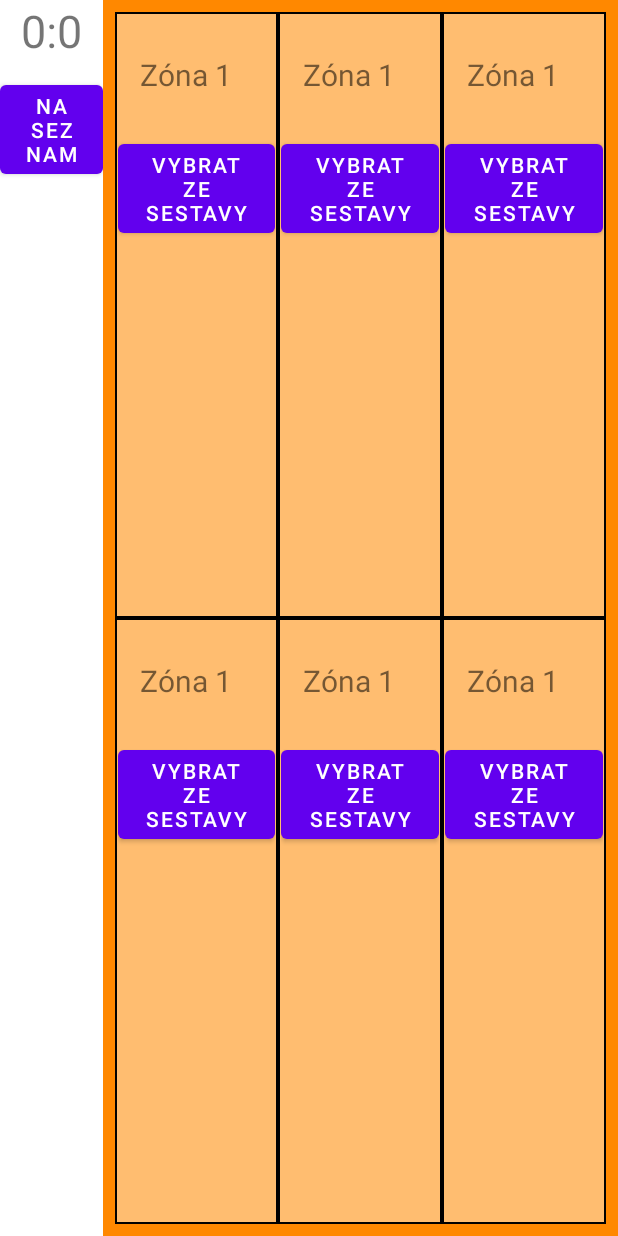
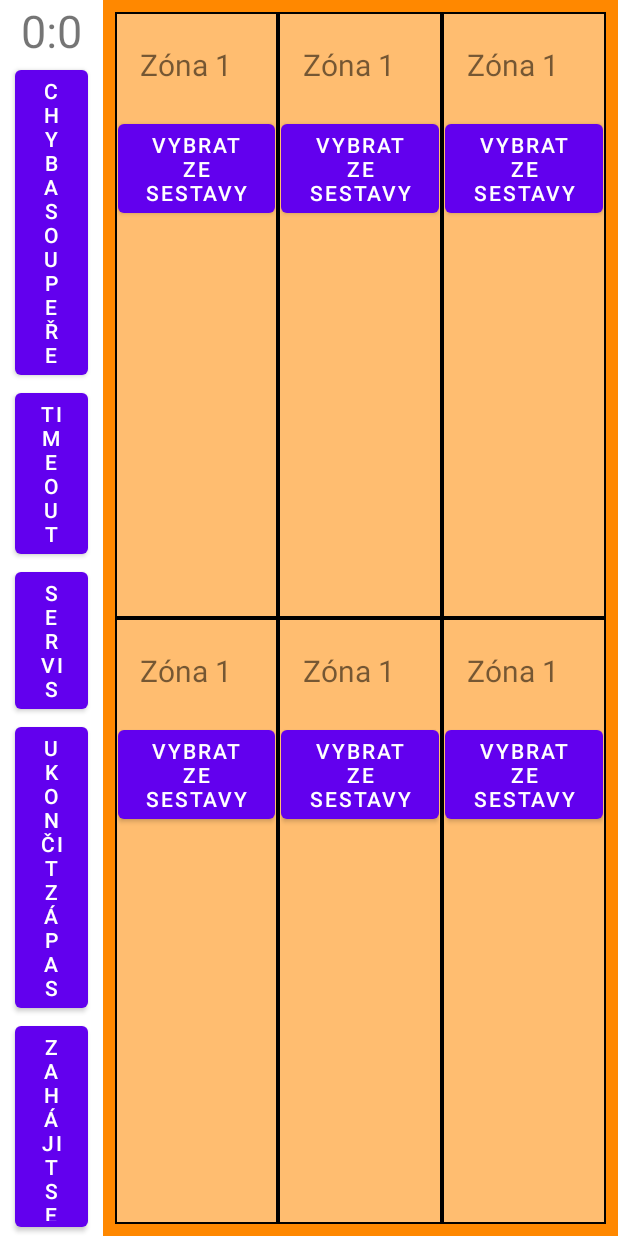
Before and after one commit to JanReisiegel/VolleyballHelper, an Android app: the layout fragment_match_statistics.xml on its own in the app's theme, with its tools: preview values and no code run, on a phone screen of 412 x 824 dp. Run offline under Robolectric (Android 15) with nearby library versions, the phone set to English and light mode, and no system bars.

Commit message:
Some button actions in match statistics making

```diff
--- a/app/src/main/res/layout/fragment_match_statistics.xml
+++ b/app/src/main/res/layout/fragment_match_statistics.xml
@@ -53,6 +53,7 @@
 
 
                 <TextView
+                    android:id="@+id/match_score"
                     android:layout_width="wrap_content"
                     android:layout_height="wrap_content"
                     android:textSize="30dp"
@@ -60,11 +61,51 @@
                     android:text="0:0" />
 
                 <Button
-                    android:id="@+id/to_list_button"
-                    android:layout_width="wrap_content"
+                    android:id="@+id/opponent_error"
+                    android:layout_width="match_parent"
                     android:layout_height="wrap_content"
-                    android:layout_marginTop="10dp"
-                    android:text="Na seznam" />
+                    android:layout_marginLeft="10dp"
+                    android:layout_marginRight="10dp"
+                    android:layout_gravity="center"
+                    android:text="Chyba soupeře"/>
+
+                <Button
+                    android:id="@+id/timeout_button"
+                    android:layout_width="match_parent"
+                    android:layout_height="wrap_content"
+                    android:layout_marginLeft="10dp"
+                    android:layout_marginRight="10dp"
+                    android:layout_gravity="center"
+                    android:text="Timeout" />
+
+                <Button
+                    android:id="@+id/serve_button"
+                    android:layout_width="match_parent"
+                    android:layout_height="wrap_content"
+                    android:layout_marginLeft="10dp"
+                    android:layout_marginRight="10dp"
+                    android:layout_gravity="center"
+                    android:text="Servis"/>
+
+                <Button
+                    android:id="@+id/end_match"
+                    android:layout_width="match_parent"
+                    android:layout_height="wrap_content"
+                    android:layout_marginLeft="10dp"
+                    android:layout_marginRight="10dp"
+                    android:layout_gravity="center"
+                    android:text="Ukončit zápas" />
+
+                <Button
+                    android:id="@+id/start_set"
+                    android:layout_width="match_parent"
+                    android:layout_height="wrap_content"
+                    android:layout_marginLeft="10dp"
+                    android:layout_marginRight="10dp"
+                    android:layout_gravity="center"
+                    android:text="Zahájit set" />
+
+
             </LinearLayout>
 
             <!-- GridLayout pro rozložení zón -->
--- a/app/src/main/res/layout/zone_item.xml
+++ b/app/src/main/res/layout/zone_item.xml
@@ -35,10 +35,19 @@
             android:textSize="25dp" />
     </LinearLayout>
 
+    <Button
+        android:id="@+id/substitute"
+        android:layout_width="wrap_content"
+        android:layout_height="0dp"
+        android:layout_weight="1"
+        android:layout_gravity="center"
+        android:text="Substitute"
+        android:visibility="gone"/>
+
     <LinearLayout
         android:layout_width="match_parent"
         android:layout_height="0dp"
-        android:layout_weight="4"
+        android:layout_weight="5"
         android:orientation="horizontal">
 
         <LinearLayout
```
Also changed, not shown: app/src/main/java/com/reisiegel/volleyballhelper/models/AttackStats.kt (+9 -4 lines), app/src/main/java/com/reisiegel/volleyballhelper/models/BlockStats.kt (+8 -0 lines), app/src/main/java/com/reisiegel/volleyballhelper/models/Match.kt (+8 -0 lines), app/src/main/java/com/reisiegel/volleyballhelper/models/MatchScore.kt (+9 -1 lines), app/src/main/java/com/reisiegel/volleyballhelper/models/Player.kt (+13 -1 lines), app/src/main/java/com/reisiegel/volleyballhelper/models/ReceiveServeStats.kt (+8 -0 lines), app/src/main/java/com/reisiegel/volleyballhelper/models/ServiceStats.kt (+8 -0 lines), app/src/main/java/com/reisiegel/volleyballhelper/ui/matchchooser/MatchStatistics.kt (+71 -42 lines), app/src/main/java/com/reisiegel/volleyballhelper/ui/matchchooser/MatchStatisticsViewModel.kt (+61 -2 lines).
